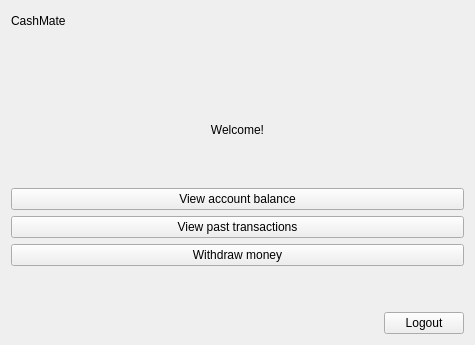
Above: bank-automat/usermenu.ui from sannatikk/ATM_simulator_app before the change. Below: the same form after it.
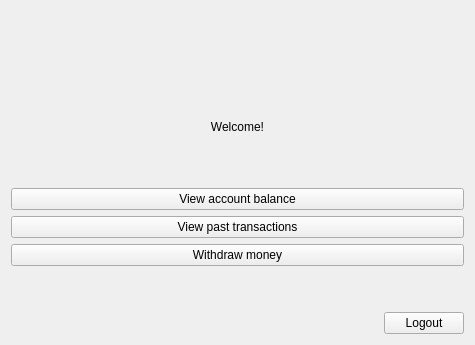
That is the form after the change.

```diff
--- a/bank-automat/usermenu.ui
+++ b/bank-automat/usermenu.ui
@@ -18,16 +18,6 @@
     <layout class="QVBoxLayout" name="verticalLayout_2" stretch="0,8">
      <item>
       <layout class="QHBoxLayout" name="horizontalLayout">
-       <item>
-        <widget class="QLabel" name="label">
-         <property name="text">
-          <string>CashMate</string>
-         </property>
-         <property name="alignment">
-          <set>Qt::AlignLeading|Qt::AlignLeft|Qt::AlignVCenter</set>
-         </property>
-        </widget>
-       </item>
        <item>
         <spacer name="horizontalSpacer">
          <property name="orientation">
```
Left out of the diff: 2 changed lines with no effect on the pictures.
